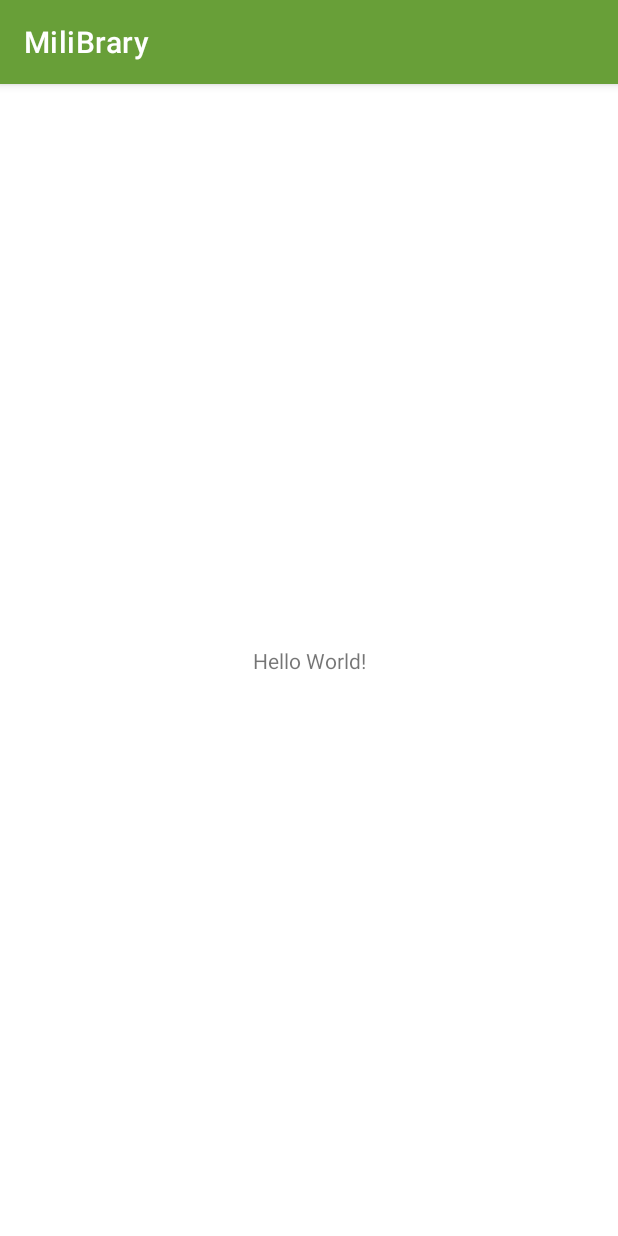
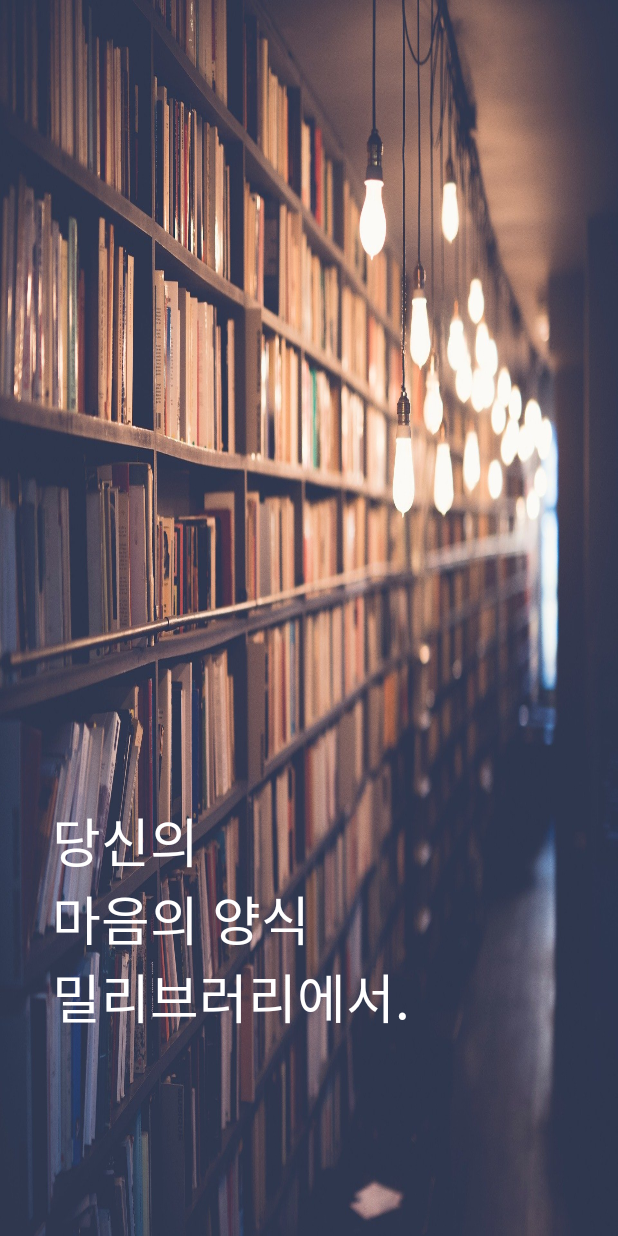
Before and after one commit to yunjaena/MiliBrary_AOS, an Android app: the screen it shows after launch (MainActivity before the commit, SplashActivity after it), on a phone screen of 412 x 824 dp. Run offline under Robolectric (Android 15) with nearby library versions, the phone set to English and light mode, and no system bars.

Commit message:
Add Splash screen
Add Splash screen

```diff
--- a/app/src/main/AndroidManifest.xml
+++ b/app/src/main/AndroidManifest.xml
@@ -9,13 +9,16 @@
         android:roundIcon="@mipmap/ic_launcher_round"
         android:supportsRtl="true"
         android:theme="@style/Theme.MiliBrary">
-        <activity android:name=".activity.MainActivity">
+        <activity
+            android:name=".activity.SplashActivity"
+            android:theme="@style/Theme.MiliBrary.NoActionBar">
             <intent-filter>
                 <action android:name="android.intent.action.MAIN" />
 
                 <category android:name="android.intent.category.LAUNCHER" />
             </intent-filter>
         </activity>
+        <activity android:name=".activity.MainActivity" />
     </application>
 
 </manifest>
--- /dev/null
+++ b/app/src/main/java/dev/yunzai/milibrary/activity/SplashActivity.kt
@@ -0,0 +1,12 @@
+package dev.yunzai.milibrary.activity
+
+import android.os.Bundle
+import androidx.appcompat.app.AppCompatActivity
+import dev.yunzai.milibrary.R
+
+class SplashActivity : AppCompatActivity() {
+    override fun onCreate(savedInstanceState: Bundle?) {
+        super.onCreate(savedInstanceState)
+        setContentView(R.layout.activity_splash)
+    }
+}
--- /dev/null
+++ b/app/src/main/res/layout/activity_splash.xml
@@ -0,0 +1,24 @@
+<?xml version="1.0" encoding="utf-8"?>
+<androidx.constraintlayout.widget.ConstraintLayout xmlns:android="http://schemas.android.com/apk/res/android"
+    xmlns:app="http://schemas.android.com/apk/res-auto"
+    xmlns:tools="http://schemas.android.com/tools"
+    android:layout_width="match_parent"
+    android:layout_height="match_parent"
+    android:background="@drawable/library"
+    tools:context=".activity.SplashActivity">
+
+    <TextView
+        android:layout_width="wrap_content"
+        android:layout_height="wrap_content"
+        android:gravity="start"
+        android:text="@string/splash_title"
+        android:textColor="@color/white"
+        android:textSize="35sp"
+        app:layout_constraintBottom_toBottomOf="parent"
+        app:layout_constraintEnd_toEndOf="parent"
+        app:layout_constraintHorizontal_bias="0.2"
+        app:layout_constraintStart_toStartOf="parent"
+        app:layout_constraintTop_toTopOf="parent"
+        app:layout_constraintVertical_bias="0.8" />
+
+</androidx.constraintlayout.widget.ConstraintLayout>
--- a/app/src/main/res/values-night/themes.xml
+++ b/app/src/main/res/values-night/themes.xml
@@ -1,4 +1,4 @@
-<resources xmlns:tools="http://schemas.android.com/tools">
+<resources>
     <!-- Base application theme. -->
     <style name="Theme.MiliBrary" parent="Theme.MaterialComponents.DayNight.DarkActionBar">
         <item name="colorPrimary">@color/primaryColor</item>
@@ -11,4 +11,10 @@
         <item name="colorOnSecondary">@color/black</item>
         <item name="background">@color/darkGray</item>
     </style>
+
+    <style name="Theme.MiliBrary.NoActionBar" parent="Theme.MiliBrary">
+        <item name="windowNoTitle">true</item>
+        <item name="windowActionBar">false</item>
+        <item name="actionBarTheme">@null</item>
+    </style>
 </resources>
--- a/app/src/main/res/values/strings.xml
+++ b/app/src/main/res/values/strings.xml
@@ -1,3 +1,4 @@
 <resources>
     <string name="app_name">MiliBrary</string>
+    <string name="splash_title">당신의\n마음의 양식\n밀리브러리에서.</string>
 </resources>
--- a/app/src/main/res/values/themes.xml
+++ b/app/src/main/res/values/themes.xml
@@ -11,4 +11,11 @@
         <item name="colorSurface">@color/white</item>
         <item name="android:statusBarColor" tools:targetApi="l">?attr/colorPrimaryVariant</item>
     </style>
+
+    <style name="Theme.MiliBrary.NoActionBar" parent="Theme.MiliBrary">
+        <item name="windowNoTitle">true</item>
+        <item name="windowActionBar">false</item>
+        <item name="actionBarTheme">@null</item>
+    </style>
+
 </resources>
```
Also changed, not shown: app/src/main/res/drawable/library.jpeg (added).
